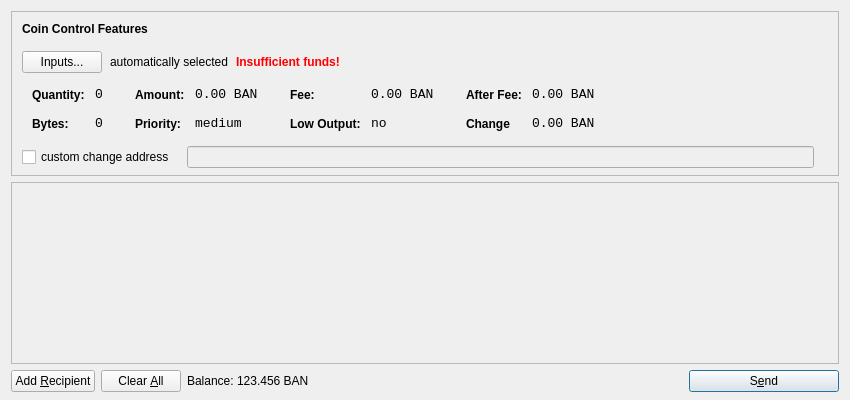
Before: the Qt Designer form src/qt/forms/sendcoinsdialog.ui in Bitspender/h5, drawn with Qt 5.
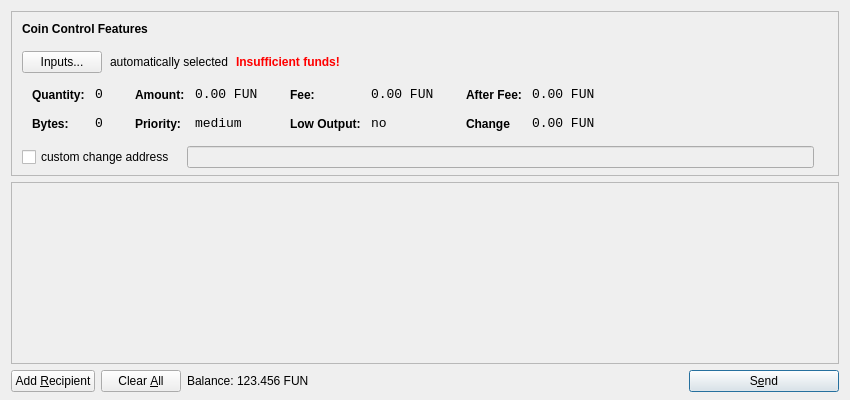
After: the same form once the commit is applied. Icons and pictures are not drawn.

```diff
--- a/src/qt/forms/sendcoinsdialog.ui
+++ b/src/qt/forms/sendcoinsdialog.ui
@@ -321,7 +321,7 @@
                   <enum>Qt::ActionsContextMenu</enum>
                  </property>
                  <property name="text">
-                  <string>0.00 BAN</string>
+                  <string>0.00 FUN</string>
                  </property>
                  <property name="textInteractionFlags">
                   <set>Qt::LinksAccessibleByMouse|Qt::TextSelectableByKeyboard|Qt::TextSelectableByMouse</set>
@@ -407,7 +407,7 @@
                   <enum>Qt::ActionsContextMenu</enum>
                  </property>
                  <property name="text">
-                  <string>0.00 BAN</string>
+                  <string>0.00 FUN</string>
                  </property>
                  <property name="textInteractionFlags">
                   <set>Qt::LinksAccessibleByMouse|Qt::TextSelectableByKeyboard|Qt::TextSelectableByMouse</set>
@@ -493,7 +493,7 @@
                   <enum>Qt::ActionsContextMenu</enum>
                  </property>
                  <property name="text">
-                  <string>0.00 BAN</string>
+                  <string>0.00 FUN</string>
                  </property>
                  <property name="textInteractionFlags">
                   <set>Qt::LinksAccessibleByMouse|Qt::TextSelectableByKeyboard|Qt::TextSelectableByMouse</set>
@@ -525,7 +525,7 @@
                   <enum>Qt::ActionsContextMenu</enum>
                  </property>
                  <property name="text">
-                  <string>0.00 BAN</string>
+                  <string>0.00 FUN</string>
                  </property>
                  <property name="textInteractionFlags">
                   <set>Qt::LinksAccessibleByMouse|Qt::TextSelectableByKeyboard|Qt::TextSelectableByMouse</set>
@@ -732,7 +732,7 @@
           <cursorShape>IBeamCursor</cursorShape>
          </property>
          <property name="text">
-          <string>123.456 BAN</string>
+          <string>123.456 FUN</string>
          </property>
          <property name="textInteractionFlags">
           <set>Qt::LinksAccessibleByMouse|Qt::TextSelectableByKeyboard|Qt::TextSelectableByMouse</set>
```
